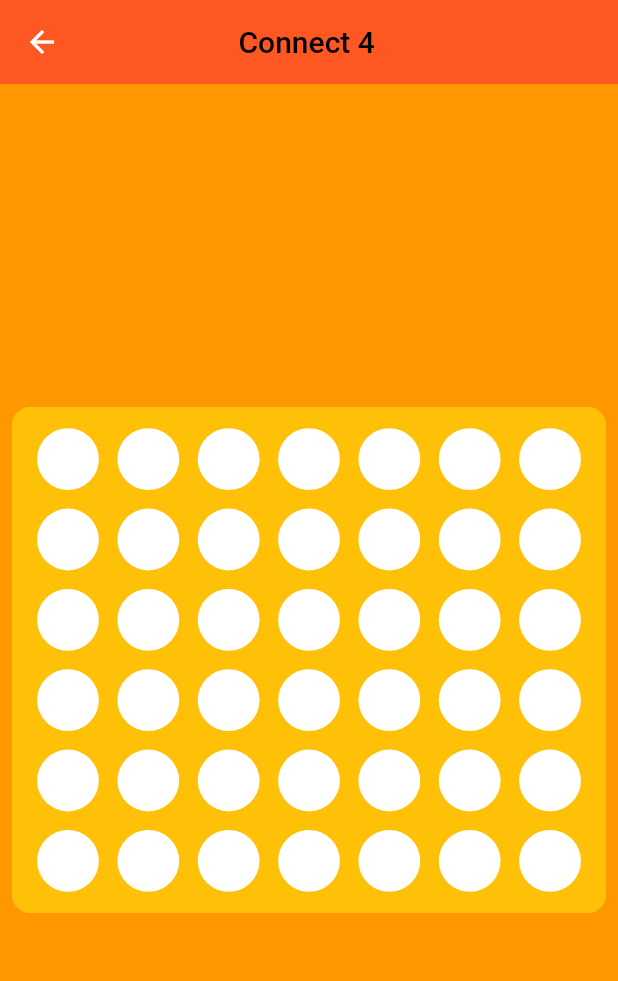
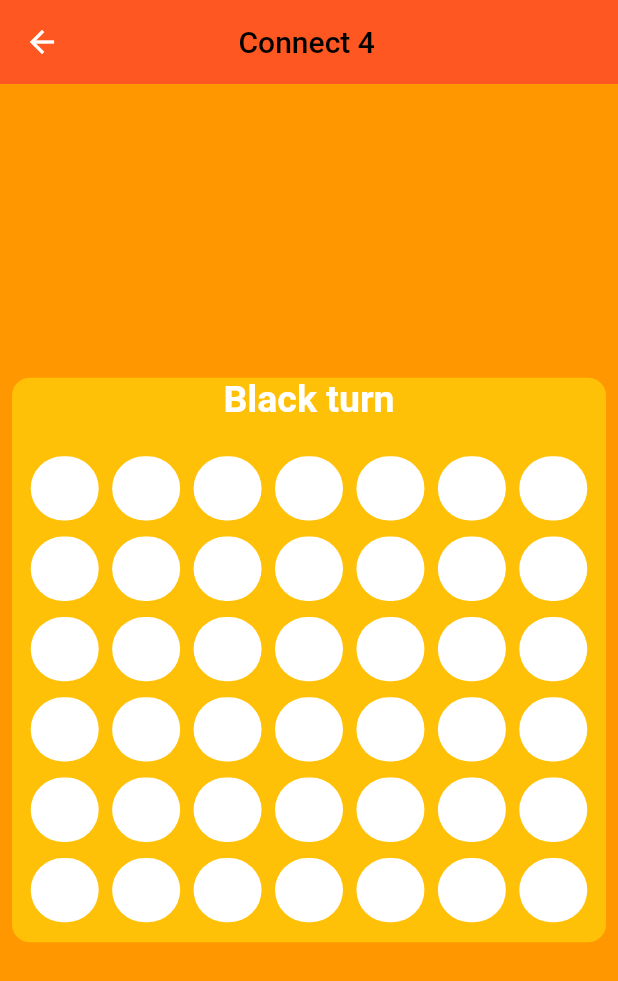
Before and after one commit to Open-Source-Community/Connect4_Game, a Flutter app: the screen it shows after launch, after a tap on "Let’s Go", on a phone screen of 412 x 824 dp. Shown: the top 981 px of the screen. Run offline on Flutter 3.47's test engine with Material 2 defaults, Android fonts, the phone set to English and light mode, and no system bars; our stand-ins replace flutter_bloc.

Commit message:
change player

```diff
--- a/lib/Connect4Screen.dart
+++ b/lib/Connect4Screen.dart
@@ -35,9 +35,7 @@ class Connect4Screen extends StatelessWidget {
 
 
       ),
-      body:
-
-       Board()
+      body: Board(),
 
     );
   }
--- a/lib/ScreenParts/Board.dart
+++ b/lib/ScreenParts/Board.dart
@@ -4,8 +4,14 @@
 
 import 'package:flutter/cupertino.dart';
 import 'package:flutter/material.dart';
+import 'package:flutter_bloc/flutter_bloc.dart';
 
 import 'Bar.dart';
+import 'Startedcoin.dart';
+import 'cubit/cubit.dart';
+import 'cubit/state.dart';
+
+String player = start_coin ? "Orange" : 'Black';
 
 class Board extends StatefulWidget {
   const Board({Key? key}) : super(key: key);
@@ -17,23 +23,35 @@ class Board extends StatefulWidget {
 class _BoardState extends State<Board> {
   @override
   Widget build(BuildContext context) {
+    return BlocProvider(
+      create: (context) => GameCubit()..setPlayer(start_coin),
 
+      child: BlocConsumer<GameCubit, State_>(
+        listener: (context, state) {
+        },
+        builder: (context, state) {
           return Center(
             child: Padding(
               padding: const EdgeInsets.all(8.0),
               child: Container(
+                width: double.infinity,
 
-          width: double.infinity,
                 decoration: BoxDecoration(
                     color: Colors.amber,
                     borderRadius: BorderRadius.circular(12)
                 ),
                 child: Column(
                   mainAxisSize: MainAxisSize.min,
-
                   crossAxisAlignment: CrossAxisAlignment.center,
                   mainAxisAlignment: MainAxisAlignment.center,
                   children: [
+
+                    Text('${GameCubit.get(context).player} turn', style: TextStyle(fontSize: 25,
+                        color: Colors.white,
+                        fontWeight: FontWeight.bold),),
+                    SizedBox(
+                      height: 10,
+                    ),
                     Padding(
                       padding: const EdgeInsets.all(8),
                       child: Row
@@ -41,13 +59,13 @@ class _BoardState extends State<Board> {
                         mainAxisSize: MainAxisSize.max,
                         mainAxisAlignment: MainAxisAlignment.center,
                         children: [
-                    Barr( index: 0),
-                    Barr(index: 1),
-                    Barr(index: 2),
-                    Barr(index: 3),
-                    Barr(index: 4),
-                    Barr(index: 5),
-                    Barr(index: 6),
+                          Expanded(child: Barr(index: 0)),
+                          Expanded(child: Barr(index: 1)),
+                          Expanded(child: Barr(index: 2)),
+                          Expanded(child: Barr(index: 3)),
+                          Expanded(child: Barr(index: 4)),
+                          Expanded(child: Barr(index: 5)),
+                          Expanded(child: Barr(index: 6)),
                         ],
                       ),
                     ),
@@ -56,5 +74,8 @@ class _BoardState extends State<Board> {
               ),
             ),
           );
+        },
+      ),
+    );
   }
 }
--- a/lib/ScreenParts/Cell.dart
+++ b/lib/ScreenParts/Cell.dart
@@ -6,23 +6,21 @@ import 'package:flutter/cupertino.dart';
 import 'package:flutter/material.dart';
 
 class Cell extends StatelessWidget {
-  final String col;
+  final String col; //color
   const Cell({Key? key,required this.col}) : super(key: key);
-
   @override
   Widget build(BuildContext context) {
     Color c;
-    if(col=='w'){
+    if(col=='w'){  //white
        c=Colors.white;
-
     }
-    else if(col=='o'){
+    else if(col=='o'){  //orange
       c=Colors.deepOrangeAccent;
 
     }
     else
       {
-         c=Colors.black;
+         c=Colors.black;   //black
       }
     return Stack(
       alignment: Alignment.center,
@@ -36,12 +34,12 @@ class Cell extends StatelessWidget {
 
           ),
         ),
+
         Container(
 
-          width: MediaQuery.of(context).size.width*0.1,
-          height: MediaQuery.of(context).size.height*0.05,
+          width: MediaQuery.of(context).size.width*0.11,
+          height: MediaQuery.of(context).size.height*0.052,
           decoration: BoxDecoration(
-
               color: c,
               borderRadius: BorderRadius.all(Radius.circular(40))
           ),
--- /dev/null
+++ b/lib/ScreenParts/cubit/cubit.dart
@@ -0,0 +1,24 @@
+
+import 'package:connect4/ScreenParts/cubit/state.dart';
+import 'package:flutter_bloc/flutter_bloc.dart';
+
+class GameCubit extends Cubit<State_>
+{
+  GameCubit(): super(initState());
+  static GameCubit get(context)=>BlocProvider.of(context);
+  String? player;
+
+  void setPlayer(bool start)
+  {
+    player= start?"Orange":"Black";
+    emit(playerState());
+    print(player);
+  }
+
+  void changePlayer()
+  {
+    player= player=='Orange'? 'Black':"Orange";
+    emit(playerState());
+  }
+
+}
--- /dev/null
+++ b/lib/ScreenParts/cubit/state.dart
@@ -0,0 +1,3 @@
+abstract class State_{}
+class initState extends State_{}
+class playerState extends State_{}
--- a/lib/ScreenParts/welcome.dart
+++ b/lib/ScreenParts/welcome.dart
@@ -14,8 +14,9 @@ class Welcome extends StatelessWidget {
     return Scaffold(
       backgroundColor: Colors.orange,
       appBar: AppBar(
+        centerTitle: true,
         backgroundColor: Colors.deepOrange,
-        title: Center(child: Text("Connect 4 ",style: TextStyle(color: Colors.black),)),
+        title: Text("Connect 4 ",style: TextStyle(color: Colors.black),),
       ),
       body: Container(
         width: double.infinity,
@@ -32,7 +33,7 @@ class Welcome extends StatelessWidget {
               ['w','w','w','w','w','w','w'],
               ['w','w','w','w','w','w','w']
             ] ;
-              checkk=start_coin;
+               checkk=start_coin;
               print("started_con ${start_coin}");
 
               Navigator.push(context, MaterialPageRoute(builder: (context){
--- a/pubspec.yaml
+++ b/pubspec.yaml
@@ -34,6 +34,7 @@ dependencies:
   # The following adds the Cupertino Icons font to your application.
   # Use with the CupertinoIcons class for iOS style icons.
   cupertino_icons: ^1.0.2
+  flutter_bloc: ^8.1.2
 
 dev_dependencies:
   flutter_test:
```
Also changed, not shown: lib/ScreenParts/Bar.dart (+120 -139 lines), lib/ScreenParts/Startedcoin.dart (+6 -6 lines), pubspec.lock. Lines whose indentation alone changed are shown as unchanged.
